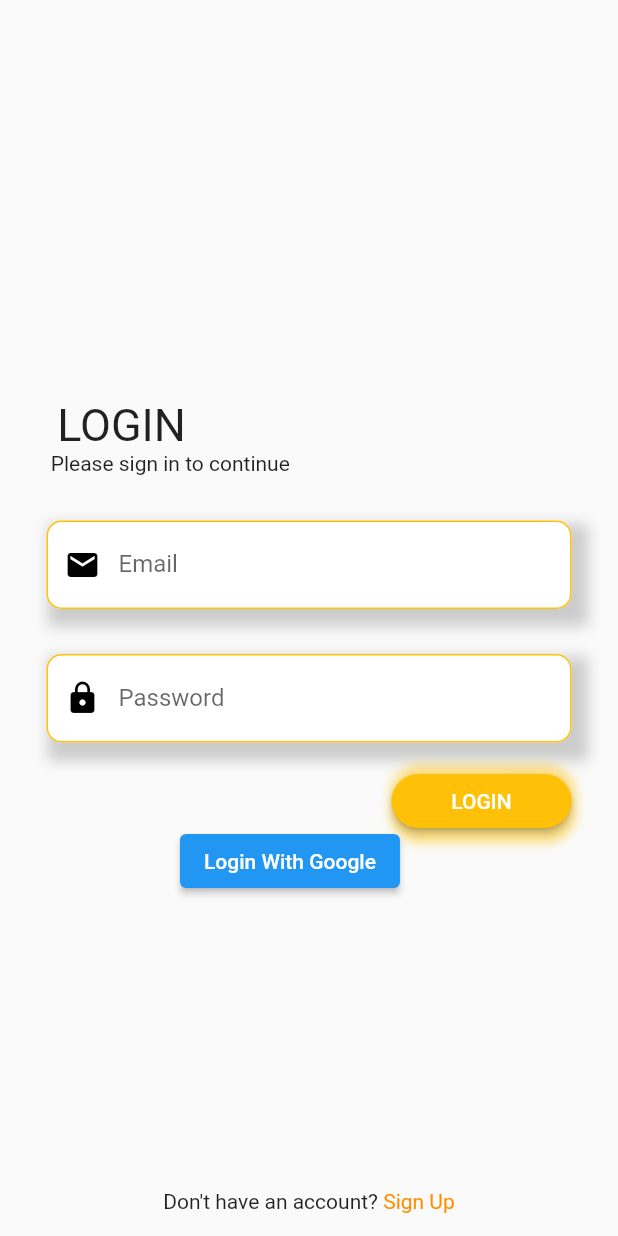
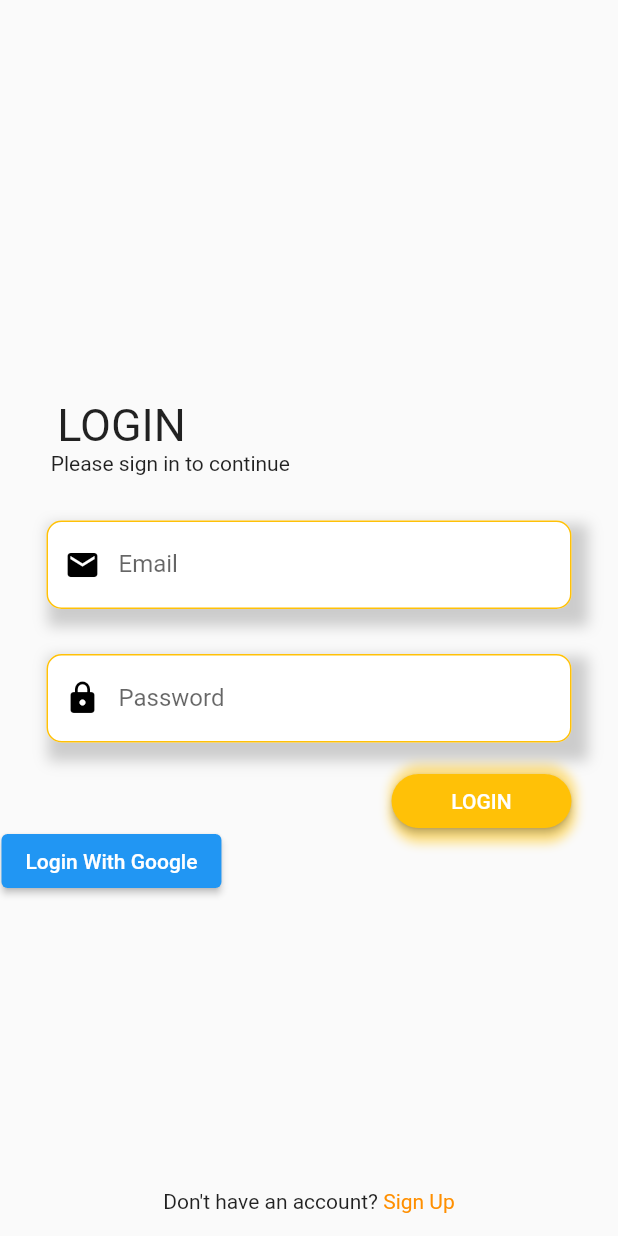
Before and after one commit to rianjanuarian/Project-PlayStore, a Flutter app: the screen it shows after launch, on a phone screen of 412 x 824 dp. Run offline on Flutter 3.47's test engine with Material 2 defaults, Android fonts, the phone set to English and light mode, and no system bars; our stand-ins replace bloc, firebase_auth, firebase_core, flutter_bloc, get, google_fonts and 2 more; accounts and stored records are empty; Roboto replaces fonts that are missing (Rowdies).

Commit message:
Update login_page.dart

```diff
--- a/online_shop/online_shop/lib/ui/login_page.dart
+++ b/online_shop/online_shop/lib/ui/login_page.dart
@@ -173,7 +173,7 @@ class LoginPage extends StatelessWidget {
             ),
           ),
           Padding(
-            padding: const EdgeInsets.only(top: 550, left: 120),
+            padding: const EdgeInsets.only(top: 550, left: 1),
             child: ElevatedButton(
                 onPressed: () {}, child: Text("Login With Google")),
           ),
```
